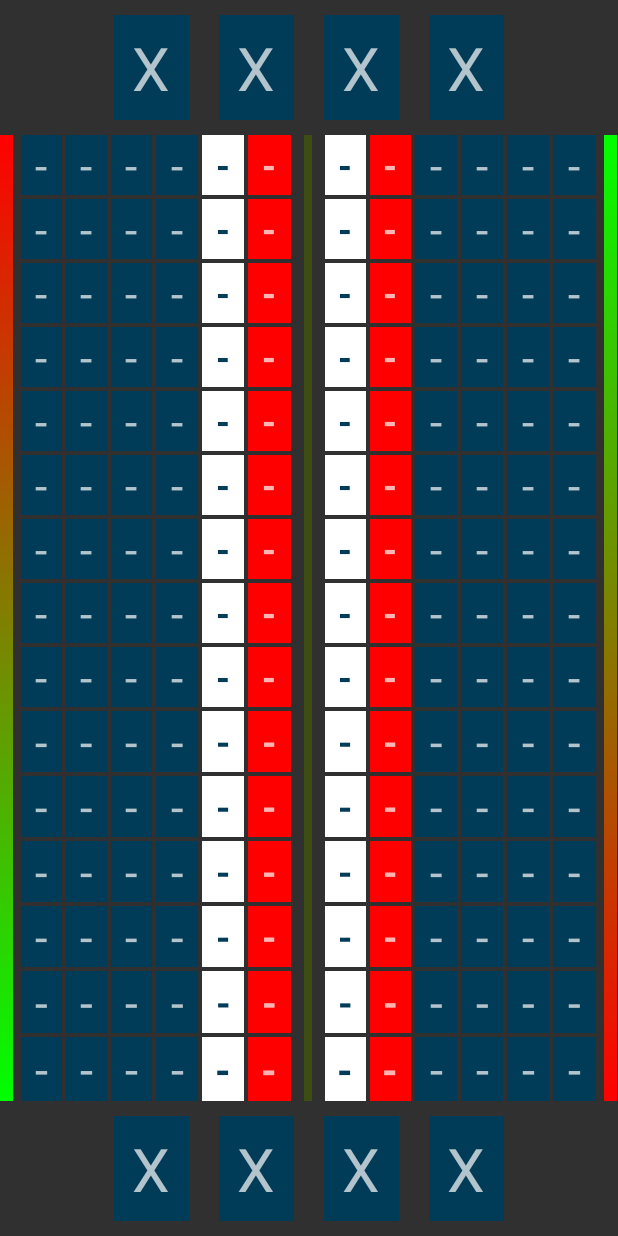
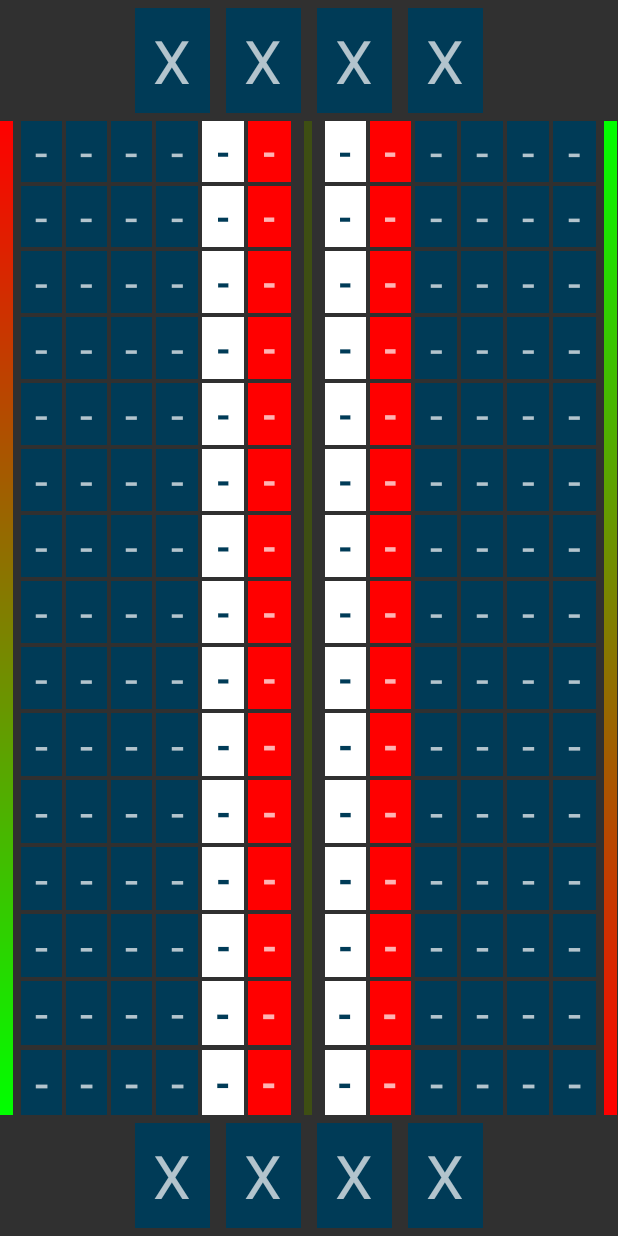
Before and after one commit to elessarsst/mastermindnumbers, an Android app: the layout activity_game.xml on its own in the app's theme, with its tools: preview values and no code run, on a phone screen of 412 x 824 dp. Run offline under Robolectric (Android 15) with nearby library versions, the phone set to English and light mode, and no system bars.

```diff
--- a/app/src/main/res/layout/activity_game.xml
+++ b/app/src/main/res/layout/activity_game.xml
@@ -20,7 +20,7 @@
             android:id="@+id/computerNumberKey1"
             android:layout_width="50sp"
             android:layout_height="70sp"
-            android:layout_margin="10sp"
+            android:layout_margin="5sp"
             android:background="@color/colorPrimaryDark"
             android:gravity="center"
             android:text="X"
@@ -30,7 +30,7 @@
             android:id="@+id/computerNumberKey2"
             android:layout_width="50sp"
             android:layout_height="70sp"
-            android:layout_margin="10sp"
+            android:layout_margin="5sp"
             android:background="@color/colorPrimaryDark"
             android:gravity="center"
             android:text="X"
@@ -40,7 +40,7 @@
             android:id="@+id/computerNumberKey3"
             android:layout_width="50sp"
             android:layout_height="70sp"
-            android:layout_margin="10sp"
+            android:layout_margin="5sp"
             android:background="@color/colorPrimaryDark"
             android:gravity="center"
             android:text="X"
@@ -50,7 +50,7 @@
             android:id="@+id/computerNumberKey4"
             android:layout_width="50sp"
             android:layout_height="70sp"
-            android:layout_margin="10sp"
+            android:layout_margin="5sp"
             android:background="@color/colorPrimaryDark"
             android:gravity="center"
             android:text="X"
@@ -267,40 +267,40 @@
         app:layout_constraintRight_toRightOf="parent">
 
         <TextView
-            android:id="@+id/key1"
+            android:id="@+id/userNumberKey1"
             android:layout_width="50sp"
             android:layout_height="70sp"
-            android:layout_margin="10sp"
+            android:layout_margin="5sp"
             android:background="@color/colorPrimaryDark"
             android:gravity="center"
             android:text="X"
             android:textSize="40sp" />
 
         <TextView
-            android:id="@+id/key2"
+            android:id="@+id/userNumberKey2"
             android:layout_width="50sp"
             android:layout_height="70sp"
-            android:layout_margin="10sp"
+            android:layout_margin="5sp"
             android:background="@color/colorPrimaryDark"
             android:gravity="center"
             android:text="X"
             android:textSize="40sp" />
 
         <TextView
-            android:id="@+id/key3"
+            android:id="@+id/userNumberKey3"
             android:layout_width="50sp"
             android:layout_height="70sp"
-            android:layout_margin="10sp"
+            android:layout_margin="5sp"
             android:background="@color/colorPrimaryDark"
             android:gravity="center"
             android:text="X"
             android:textSize="40sp" />
 
         <TextView
-            android:id="@+id/key4"
+            android:id="@+id/userNumberKey4"
             android:layout_width="50sp"
             android:layout_height="70sp"
-            android:layout_margin="10sp"
+            android:layout_margin="5sp"
             android:background="@color/colorPrimaryDark"
             android:gravity="center"
             android:text="X"
```
Also changed, not shown: app/src/main/java/com/serhatturkman/mestermindnumbers/GameActivity.java (+71 -0 lines), app/src/main/java/com/serhatturkman/mestermindnumbers/MainActivity.java (+44 -19 lines).
